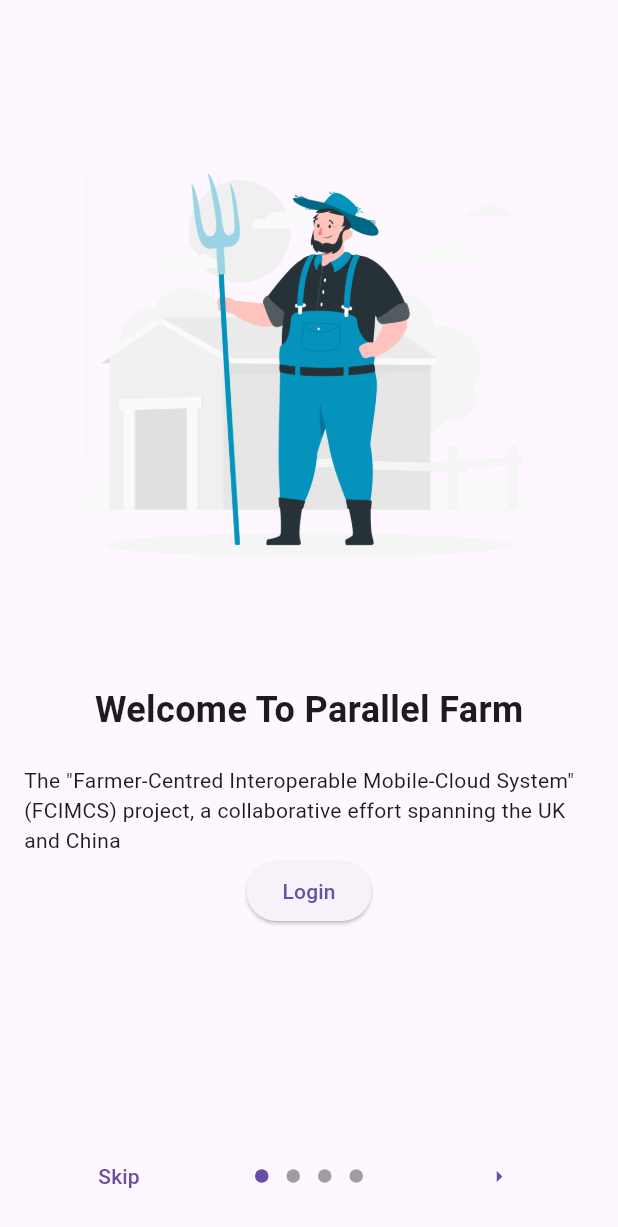
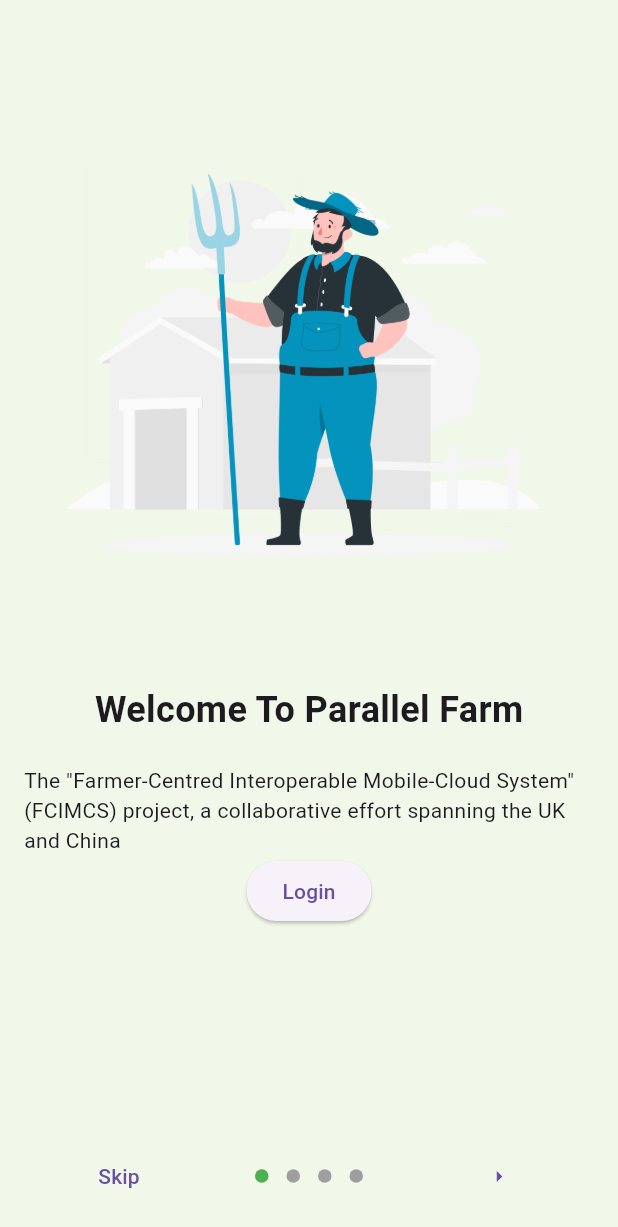
Before and after one commit to manukj/PestGPT, a Flutter app: the screen it shows after launch, on a phone screen of 412 x 824 dp. Shown: the top 1227 px of the screen. Run offline on Flutter 3.47's test engine with Material 3 defaults, Android fonts, the phone set to English and light mode, and no system bars; drawn by our look-alikes of introduction_screen; our stand-ins replace camera, flutter_svg, get, get_storage; missing offline and left inert: lang_internationalization.

Commit message:
added camera capture button

```diff
--- a/lib/src/app.dart
+++ b/lib/src/app.dart
@@ -4,6 +4,8 @@ import 'package:flutter_localizations/flutter_localizations.dart';
 import 'package:get/get.dart';
 import 'package:pest_gpt/src/localization/localizer_manager.dart';
 import 'package:pest_gpt/src/pages/splash/splash.dart';
+
+import './resource/theme/theme.dart';
 
 class App extends StatelessWidget {
   const App({super.key});
@@ -15,8 +17,8 @@ class App extends StatelessWidget {
       translations: LocalizationManager(),
       fallbackLocale: const Locale('en', 'US'),
       locale: Get.deviceLocale,
-      darkTheme: ThemeData.dark(),
-      theme: ThemeData.light(),
+      darkTheme: darkTheme(),
+      theme: lightTheme(),
       debugShowCheckedModeBanner: false,
       supportedLocales: const [
         Locale('en', 'US'),
--- a/lib/src/pages/pest_detection/pest_detection_page.dart
+++ b/lib/src/pages/pest_detection/pest_detection_page.dart
@@ -1,6 +1,7 @@
 import 'package:flutter/widgets.dart';
 import 'package:pest_gpt/src/common_widget/common_scaffold.dart';
 import 'package:pest_gpt/src/pages/pest_detection/widget/camera_widget.dart';
+import 'package:pest_gpt/src/pages/pest_detection/widget/capture_or_pick.dart';
 
 class PestDetection extends StatelessWidget {
   const PestDetection({super.key});
@@ -11,6 +12,7 @@ class PestDetection extends StatelessWidget {
       body: Column(
         children: [
           Expanded(child: CameraWidget()),
+          CaptureOrPick(),
         ],
       ),
     );
--- /dev/null
+++ b/lib/src/resource/theme/theme.dart
@@ -0,0 +1,37 @@
+import 'package:flutter/material.dart';
+
+ThemeData lightTheme() {
+  final ThemeData base = ThemeData.light();
+  return base.copyWith(
+    primaryColor: Colors.green,
+    hintColor: Colors.brown,
+    buttonTheme: const ButtonThemeData(
+      buttonColor: Colors.green,
+      textTheme: ButtonTextTheme.primary,
+    ),
+    appBarTheme: const AppBarTheme(
+      color: Colors.green,
+    ),
+    scaffoldBackgroundColor: Colors.lightGreen[50],
+    cardColor: Colors.white,
+    iconTheme: const IconThemeData(color: Colors.green),
+  );
+}
+
+ThemeData darkTheme() {
+  final ThemeData base = ThemeData.dark();
+  return base.copyWith(
+    primaryColor: Colors.green[700],
+    hintColor: Colors.brown[700],
+    buttonTheme: ButtonThemeData(
+      buttonColor: Colors.green[700],
+      textTheme: ButtonTextTheme.primary,
+    ),
+    appBarTheme: AppBarTheme(
+      color: Colors.green[700],
+    ),
+    scaffoldBackgroundColor: Colors.black,
+    cardColor: Colors.grey[800],
+    iconTheme: IconThemeData(color: Colors.green[700]),
+  );
+}
```
Also changed, not shown: lib/src/pages/pest_detection/widget/capture_or_pick.dart (+70 -2 lines).
